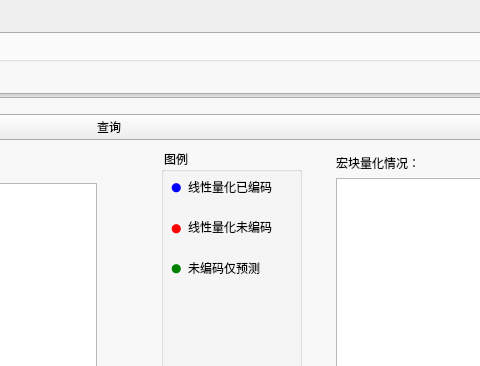
Qt form display.ui (radoth/encoder) before a commit; both pictures show x 561 to 1041 and y 0 to 366 of the 1340 by 692 pixel window.
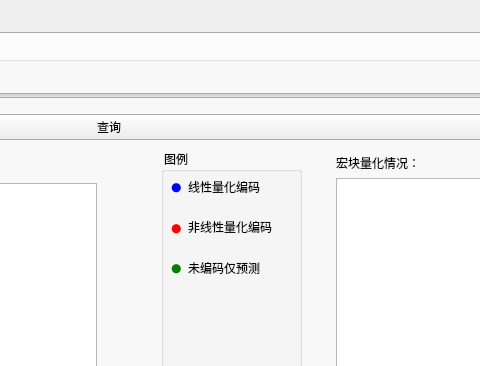
The same form after that commit. The open tabs and pages were chosen to show the change. Icons and pictures are not drawn.

```diff
--- a/display.ui
+++ b/display.ui
@@ -9836,7 +9836,7 @@
           <item>
            <widget class="QLabel" name="label_181">
             <property name="text">
-             <string>线性量化已编码</string>
+             <string>线性量化编码</string>
             </property>
            </widget>
           </item>
@@ -9870,7 +9870,7 @@
           <item>
            <widget class="QLabel" name="label_176">
             <property name="text">
-             <string>线性量化未编码</string>
+             <string>非线性量化编码</string>
             </property>
            </widget>
           </item>
@@ -9913,7 +9913,7 @@
        </layout>
       </widget>
      </widget>
-     <widget class="QWidget" name="">
+     <widget class="QWidget" name="layoutWidget">
       <property name="geometry">
        <rect>
         <x>10</x>
@@ -9966,7 +9966,7 @@
        </item>
       </layout>
      </widget>
-     <widget class="QWidget" name="">
+     <widget class="QWidget" name="layoutWidget">
       <property name="geometry">
        <rect>
         <x>215</x>
@@ -9988,7 +9988,7 @@
        </item>
       </layout>
      </widget>
-     <widget class="QWidget" name="">
+     <widget class="QWidget" name="layoutWidget">
       <property name="geometry">
        <rect>
         <x>880</x>
```
Left out of the diff: 8 changed lines with no effect on the pictures.
